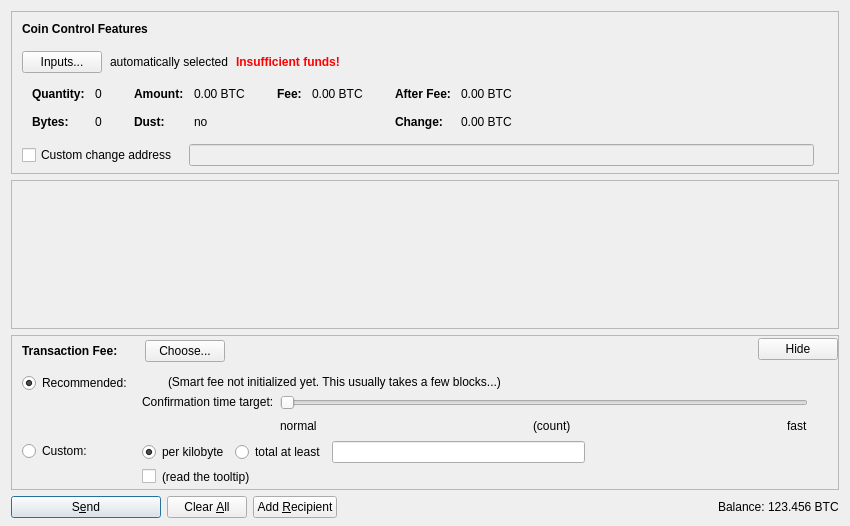
bitfinitechain/bitfinite-core, file src/qt/forms/sendcoinsdialog.ui: the form before one commit.
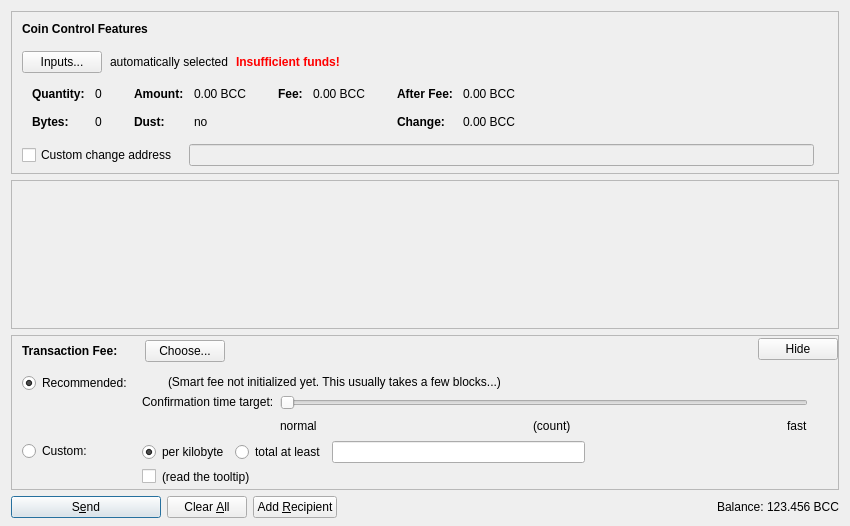
The form after the commit. Icons and pictures are not drawn. Custom widgets are drawn as their Qt base class.

Patch:
```diff
--- a/src/qt/forms/sendcoinsdialog.ui
+++ b/src/qt/forms/sendcoinsdialog.ui
@@ -324,7 +324,7 @@
                   <enum>Qt::ActionsContextMenu</enum>
                  </property>
                  <property name="text">
-                  <string notr="true">0.00 BTC</string>
+                  <string notr="true">0.00 BCC</string>
                  </property>
                  <property name="textInteractionFlags">
                   <set>Qt::LinksAccessibleByMouse|Qt::TextSelectableByKeyboard|Qt::TextSelectableByMouse</set>
@@ -404,7 +404,7 @@
                   <enum>Qt::ActionsContextMenu</enum>
                  </property>
                  <property name="text">
-                  <string notr="true">0.00 BTC</string>
+                  <string notr="true">0.00 BCC</string>
                  </property>
                  <property name="textInteractionFlags">
                   <set>Qt::LinksAccessibleByMouse|Qt::TextSelectableByKeyboard|Qt::TextSelectableByMouse</set>
@@ -455,7 +455,7 @@
                   <enum>Qt::ActionsContextMenu</enum>
                  </property>
                  <property name="text">
-                  <string notr="true">0.00 BTC</string>
+                  <string notr="true">0.00 BCC</string>
                  </property>
                  <property name="textInteractionFlags">
                   <set>Qt::LinksAccessibleByMouse|Qt::TextSelectableByKeyboard|Qt::TextSelectableByMouse</set>
@@ -484,7 +484,7 @@
                   <enum>Qt::ActionsContextMenu</enum>
                  </property>
                  <property name="text">
-                  <string notr="true">0.00 BTC</string>
+                  <string notr="true">0.00 BCC</string>
                  </property>
                  <property name="textInteractionFlags">
                   <set>Qt::LinksAccessibleByMouse|Qt::TextSelectableByKeyboard|Qt::TextSelectableByMouse</set>
@@ -1290,7 +1290,7 @@
           <cursorShape>IBeamCursor</cursorShape>
          </property>
          <property name="text">
-          <string notr="true">123.456 BTC</string>
+          <string notr="true">123.456 BCC</string>
          </property>
          <property name="textInteractionFlags">
           <set>Qt::LinksAccessibleByMouse|Qt::TextSelectableByKeyboard|Qt::TextSelectableByMouse</set>
```
